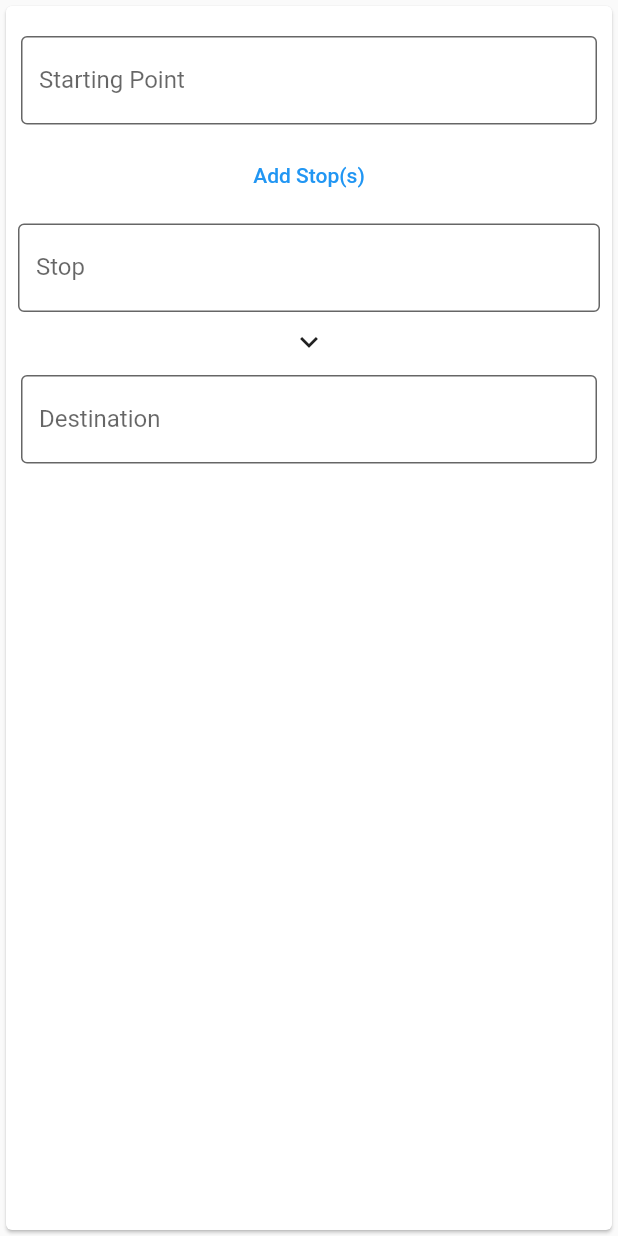
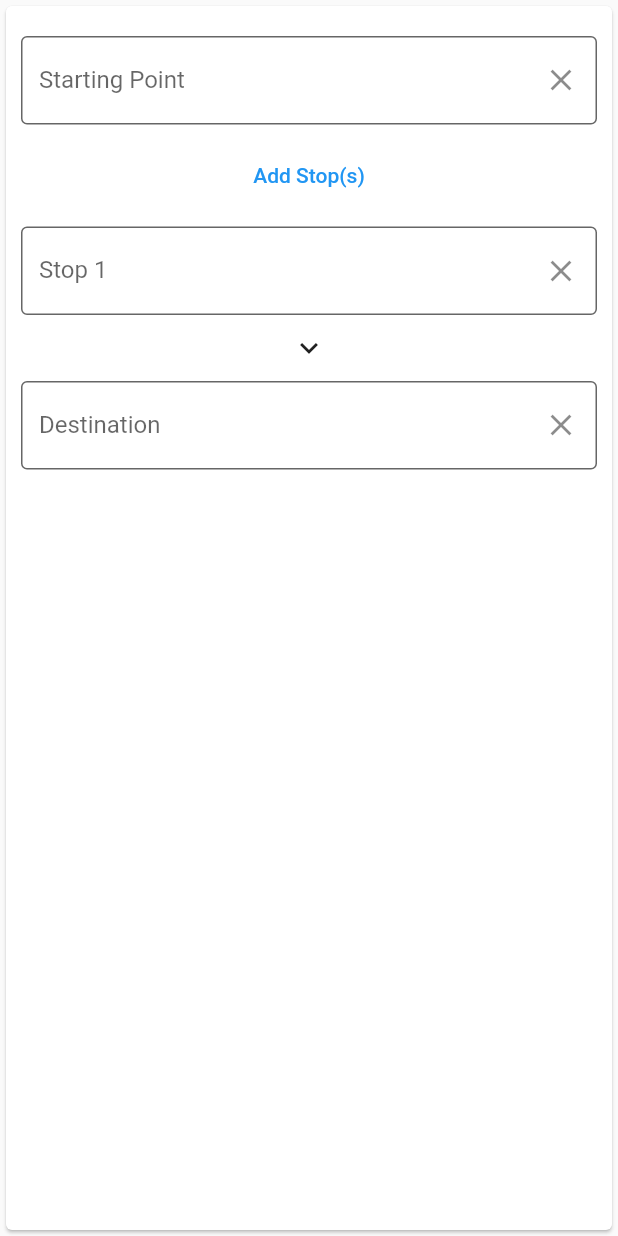
Before and after one commit to McFadden-S/BicycleTripPlanner, a Flutter app: the RouteCard widget shown alone on an empty page, opened directly with empty values, after a tap on "Add Stop(s)", on a phone screen of 412 x 824 dp. Run offline on Flutter 3.47's test engine with Material 2 defaults, Android fonts, the phone set to English and light mode, and no system bars; our stand-ins replace dio, firebase_core, flutter_dotenv, flutter_html, flutter_spinkit, geolocator and 1 more; missing offline and left inert: flutter_polyline_points, geolocator_web; accounts and stored records are empty; network calls fail.

Commit message:
Abstract Intermediate Search List

```diff
--- /dev/null
+++ b/bicycle_trip_planner/lib/widgets/IntermediateSearchList.dart
@@ -0,0 +1,61 @@
+import 'package:flutter/material.dart';
+import 'Search.dart';
+
+class IntermediateSearchList extends StatefulWidget {
+
+  const IntermediateSearchList({Key? key}) : super(key: key);
+
+  @override
+  _IntermediateSearchListState createState() => _IntermediateSearchListState();
+}
+
+class _IntermediateSearchListState extends State<IntermediateSearchList> {
+
+  List<Widget> stopsList = [];
+  List<TextEditingController> stopsControllers = [];
+
+  bool isShowingIntermediate = false;
+
+  void addStopWidget() {
+    setState(() {
+      final TextEditingController searchController = TextEditingController();
+
+      stopsControllers.add(searchController);
+      stopsList.add(
+          Search(
+              labelTextIn: "Stop ${stopsControllers.length}",
+              searchController: searchController));
+
+      isShowingIntermediate = true;
+    });
+  }
+
+  void toggleShowingIntermediate(){
+    setState(()=> {isShowingIntermediate = !isShowingIntermediate});
+  }
+
+  @override
+  Widget build(BuildContext context) {
+    return InkWell(
+        splashColor: Colors.deepPurple.withAlpha(30),
+        onTap: toggleShowingIntermediate,
+        child: Column(
+            children: [
+              TextButton(
+                child: const Text("Add Stop(s)"),
+                onPressed: () => {addStopWidget()},
+              ),
+              if(isShowingIntermediate)
+                LimitedBox(
+                  maxHeight: MediaQuery.of(context).size.height * 0.2,
+                  child: ListView(
+                    shrinkWrap: true,
+                    children: stopsList.toList(growable: true),
+                  ),
+                ),
+              const Icon(Icons.expand_more),
+            ]
+        )
+    );
+  }
+}
--- a/bicycle_trip_planner/lib/widgets/RouteCard.dart
+++ b/bicycle_trip_planner/lib/widgets/RouteCard.dart
@@ -1,3 +1,4 @@
+import 'package:bicycle_trip_planner/widgets/IntermediateSearchList.dart';
 import 'package:flutter/material.dart';
 import 'Search.dart';
 
@@ -9,7 +10,7 @@ class RouteCard extends StatefulWidget {
   const RouteCard({
     Key? key,
     required this.startSearchController,
-    required this.destinationSearchController,
+    required this.destinationSearchController
   }) : super(key: key);
 
   @override
@@ -17,35 +18,6 @@ class RouteCard extends StatefulWidget {
 }
 
 class _RouteCardState extends State<RouteCard> {
-
-  List<Widget> stopsList = [];
-  bool isShowingIntermediate = false;
-
-  void addStopWidget() {
-    setState(() {
-      stopsList.add(_textBox(text: "Stop"));
-      isShowingIntermediate = true;
-    });
-  }
-
-  void toggleShowingIntermediate(){
-    setState(()=> {isShowingIntermediate = !isShowingIntermediate});
-  }
-
-  // TODO Should this be abstracted as well?
-  Widget _textBox({String text = ""}){
-    return Padding(
-            padding: const EdgeInsets.all(8.0),
-            child: TextField(
-              decoration: InputDecoration(
-                fillColor: Colors.white,
-                filled: true,
-                border: OutlineInputBorder(),
-                labelText: text,
-              ),
-            ),
-          );
-  }
 
   @override
   Widget build(BuildContext context) {
@@ -62,29 +34,7 @@ class _RouteCardState extends State<RouteCard> {
                               labelTextIn: "Starting Point",
                               searchController: widget.startSearchController
                           ),
-                          InkWell(
-                            splashColor: Colors.deepPurple.withAlpha(30),
-                            onTap: toggleShowingIntermediate,
-                            child: Column(
-                                children: [
-                                  TextButton(
-                                    child: const Text("Add Stop(s)"),
-                                    onPressed: () {
-                                      addStopWidget();
-                                    },
-                                  ),
-                                if(isShowingIntermediate)
-                                  LimitedBox(
-                                    maxHeight: MediaQuery.of(context).size.height * 0.2,
-                                    child: ListView(
-                                      shrinkWrap: true,
-                                      children: stopsList.toList(growable: true),
-                                    ),
-                                  ),
-                                  const Icon(Icons.expand_more),
-                              ]
-                            )
-                          ),
+                          IntermediateSearchList(),
                           Search(
                             labelTextIn: "Destination",
                             searchController: widget.destinationSearchController,
--- a/bicycle_trip_planner/lib/widgets/Search.dart
+++ b/bicycle_trip_planner/lib/widgets/Search.dart
@@ -38,6 +38,14 @@ class _SearchState extends State<Search> {
               filled: true,
               border: OutlineInputBorder(),
               labelText: widget.labelTextIn,
+              suffixIcon: IconButton(
+                icon: const Icon(Icons.clear),
+                onPressed: () {
+                  setState(() {
+                    widget.searchController.clear();
+                  });
+                },
+              ),
             ),
           ),
         ),
```
